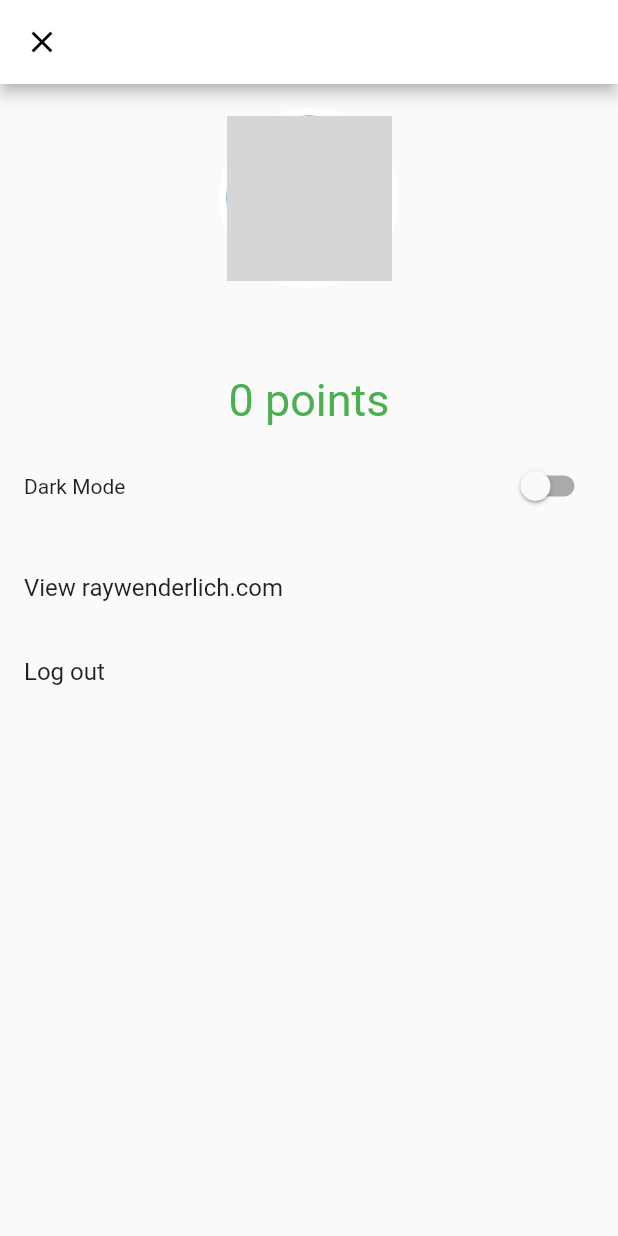
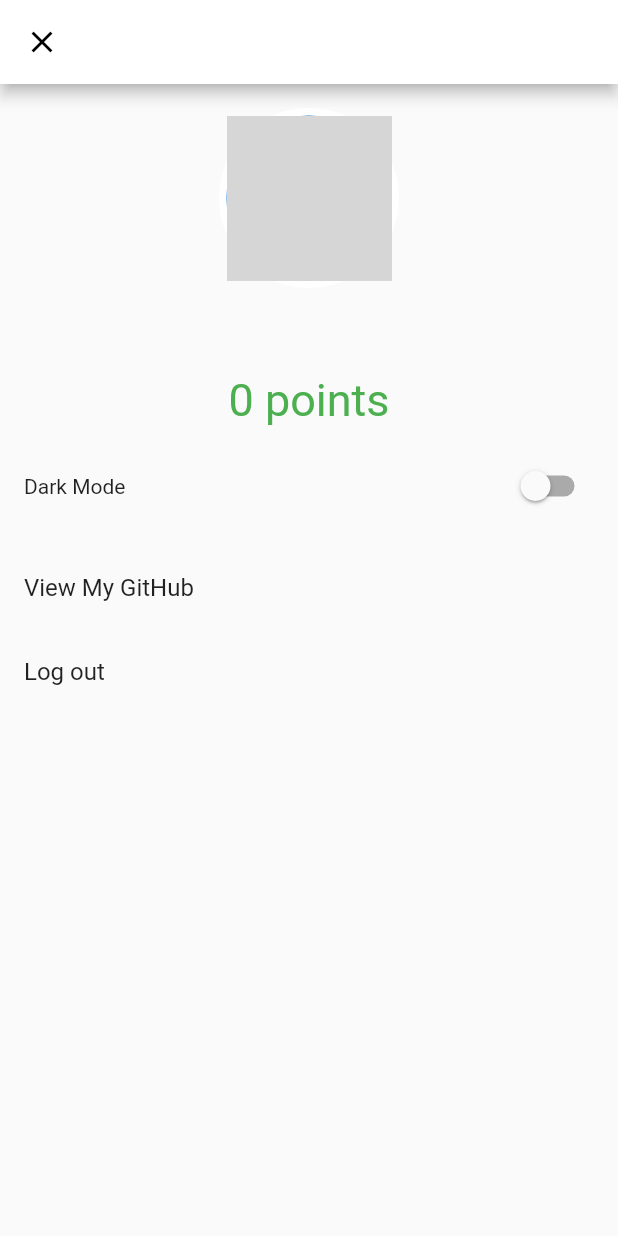
Before and after one commit to aisivan36/route_navigation, a Flutter app: the ProfileScreen screen opened directly with empty values, on a phone screen of 412 x 824 dp. Run offline on Flutter 3.47's test engine with Material 2 defaults, Android fonts, the phone set to English and light mode, and no system bars; our stand-ins replace flutter_colorpicker, google_fonts, smooth_page_indicator, webview_flutter; project files that could hold a hidden picture were left out; grey boxes are pictures that could not be loaded.

Commit message:
Changed Title

```diff
--- a/lib/screens/profile_screen.dart
+++ b/lib/screens/profile_screen.dart
@@ -59,7 +59,7 @@ class _ProfileScreenState extends State<ProfileScreen> {
       children: [
         buildDarkModeRow(),
         ListTile(
-          title: const Text('View raywenderlich.com'),
+          title: const Text('View My GitHub'),
           onTap: () {
             /// When the user taps the correspinding button.
             /// It triggres a rebuild on our router widget
```
